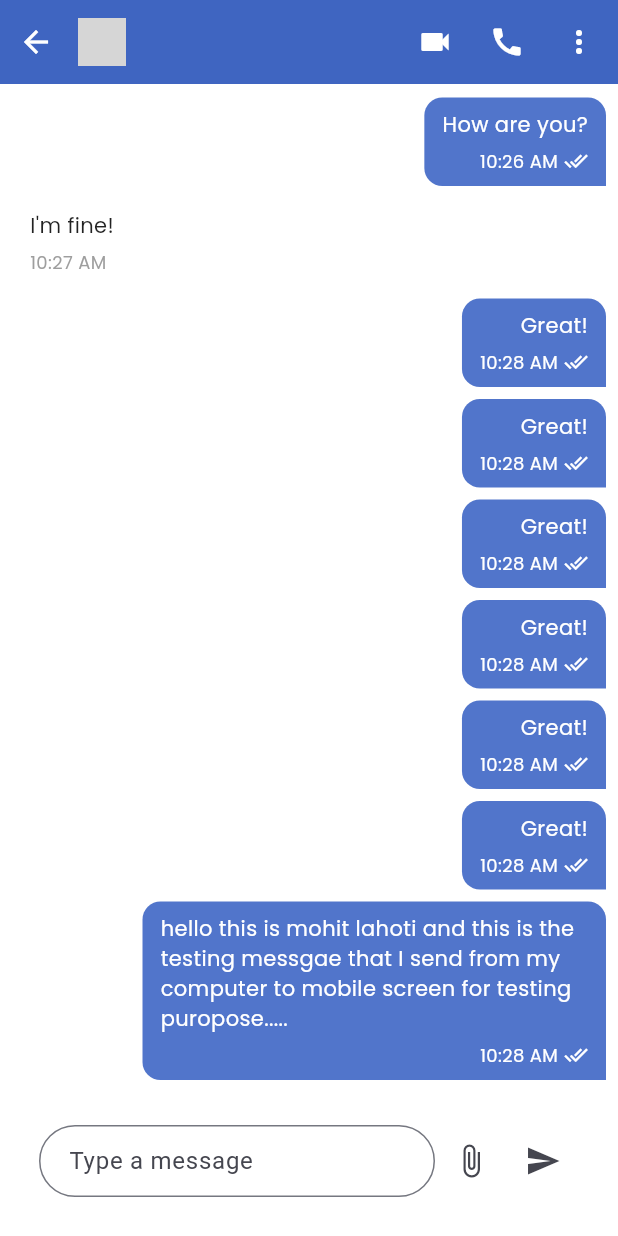
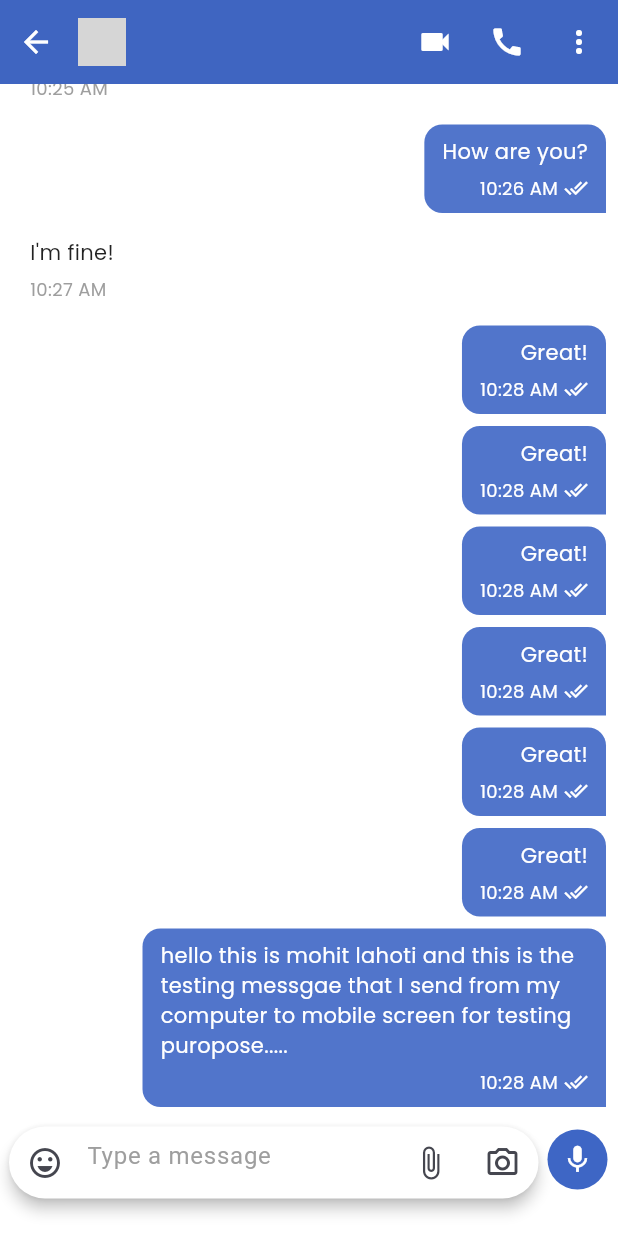
Before and after one commit to lahotimohit/tchat-frontend, a Flutter app: the ChatMainScreen screen opened directly with empty values, on a phone screen of 412 x 824 dp. Run offline on Flutter 3.47's test engine with Material 3 defaults, Android fonts, the phone set to English and light mode, and no system bars; our stand-ins replace flutter_carousel_widget, flutter_secure_storage, google_fonts, image_picker, lottie; missing offline and left inert: agora_uikit; accounts and stored records are empty; network calls fail; project files that could hold a hidden picture were left out; grey boxes are pictures that could not be loaded.

Commit message:
updating message input bar in chat section

```diff
--- a/lib/chats/screen/main.dart
+++ b/lib/chats/screen/main.dart
@@ -24,7 +24,8 @@ class ChatMainScreen extends StatefulWidget {
   }
 }
 
-class _ChatMainScreen extends State<ChatMainScreen> with WidgetsBindingObserver {
+class _ChatMainScreen extends State<ChatMainScreen>
+    with WidgetsBindingObserver {
   final ScrollController _scrollController = ScrollController();
   late String username;
   late String status;
@@ -49,10 +50,10 @@ class _ChatMainScreen extends State<ChatMainScreen> with WidgetsBindingObserver
     WidgetsBinding.instance.removeObserver(this);
     _scrollController.dispose();
     SystemChrome.setSystemUIOverlayStyle(const SystemUiOverlayStyle(
-    statusBarColor: Color.fromARGB(255, 62, 102, 197), // Primary color
-    statusBarBrightness: Brightness.dark,
-    statusBarIconBrightness: Brightness.light,
-  ));
+      statusBarColor: Color.fromARGB(255, 62, 102, 197), // Primary color
+      statusBarBrightness: Brightness.dark,
+      statusBarIconBrightness: Brightness.light,
+    ));
     super.dispose();
   }
 
@@ -109,7 +110,9 @@ class _ChatMainScreen extends State<ChatMainScreen> with WidgetsBindingObserver
               },
             ),
           ),
-          buildMessageInputField(context, _onNewMessage),
+          buildMessageInputField(
+            onNewMessage: _onNewMessage,
+          ),
         ],
       ),
     );
--- a/lib/chats/widgets/message_input.dart
+++ b/lib/chats/widgets/message_input.dart
@@ -50,42 +50,96 @@ void _openBottomSheet(context) {
   );
 }
 
-Widget buildMessageInputField(context, onNewMessage(String message)) {
-  TextEditingController messageController = new TextEditingController();
+class buildMessageInputField extends StatefulWidget {
+  const buildMessageInputField({super.key, required this.onNewMessage});
+  final Function(String) onNewMessage;
+  @override
+  State<buildMessageInputField> createState() => _buildMessageInputFieldState();
+}
+
+class _buildMessageInputFieldState extends State<buildMessageInputField> {
+  bool _hasFocus = false;
+
+  TextEditingController messageController = TextEditingController();
+
+  @override
+  Widget build(BuildContext context) {
     return Container(
-    color: Colors.white,
-    margin: const EdgeInsets.all(16),
-    child: Padding(
-      padding: const EdgeInsets.all(10.0),
+      height: 70,
+      margin: EdgeInsets.only(bottom: 12, left: 4),
       child: Row(
         children: [
-          Expanded(
-            child: TextField(
+          Container(
+            width: MediaQuery.of(context).size.width - 55,
+            child: Card(
+              color: Colors.white,
+              elevation: 4,
+              margin: const EdgeInsets.only(left: 2, right: 2, bottom: 4),
+              shape: const RoundedRectangleBorder(
+                  borderRadius: BorderRadius.all(Radius.circular(25))),
+              child: TextFormField(
                 controller: messageController,
+                maxLines: 5,
+                minLines: 1,
+                onChanged: (value) {
+                  value.isNotEmpty
+                      ? setState(() {
+                          _hasFocus = true;
+                        })
+                      : setState(() {
+                          _hasFocus = false;
+                        });
+                },
+                keyboardType: TextInputType.multiline,
                 decoration: InputDecoration(
-                hintText: 'Type a message',
-                border: OutlineInputBorder(
-                  borderRadius: BorderRadius.circular(30),
+                    hintText: "Type a message",
+                    hintStyle: const TextStyle(color: Colors.grey),
+                    border: InputBorder.none,
+                    prefixIcon: IconButton(
+                        onPressed: () {},
+                        icon: const Icon(Icons.emoji_emotions_outlined)),
+                    suffixIcon: Row(
+                      mainAxisSize: MainAxisSize.min,
+                      children: [
+                        IconButton(
+                          onPressed: () {
+                            _openBottomSheet(context);
+                          },
+                          icon: const Icon(Icons.attach_file),
                         ),
-                contentPadding: const EdgeInsets.symmetric(
-                  horizontal: 16,
-                  vertical: 12,
+                        IconButton(
+                          onPressed: () {},
+                          icon: const Icon(Icons.camera_alt_outlined),
+                        ),
+                      ],
+                    )),
               ),
             ),
           ),
+          Padding(
+            padding: const EdgeInsets.only(left: 4, bottom: 8, right: 2),
+            child: CircleAvatar(
+              backgroundColor: Theme.of(context).colorScheme.primary,
+              child: IconButton(
+                  onPressed: () {
+                    widget.onNewMessage(messageController.text);
+                    messageController.text = "";
+                  },
+                  icon: _hasFocus
+                      ? const Icon(
+                          Icons.send,
+                          color: Colors.white,
+                          size: 18,
+                        )
+                      : const Icon(
+                          Icons.mic,
+                          color: Colors.white,
+                          size: 22,
+                        )),
             ),
-          IconButton(
-            icon:const  Icon(Icons.attach_file),
-            onPressed: () => _openBottomSheet(context),
-          ),
-          IconButton(
-            icon: const Icon(Icons.send),
-            onPressed: () {
-              onNewMessage(messageController.text);
-            },
-          ),
+          )
         ],
-      ),
       ),
     );
   }
+}
--- a/lib/chats/widgets/messages.dart
+++ b/lib/chats/widgets/messages.dart
@@ -6,14 +6,17 @@ import "package:intl/intl.dart";
 Widget buildMessage(Message message, context) {
   final messageAlignment =
       message.isSent ? CrossAxisAlignment.end : CrossAxisAlignment.start;
-  final messageColor =
-      message.isSent ? Theme.of(context).colorScheme.primary.withOpacity(0.9) : Colors.white60;
+  final messageColor = message.isSent
+      ? Theme.of(context).colorScheme.primary.withOpacity(0.9)
+      : Colors.white60;
   final textColor = message.isSent ? Colors.white : Colors.black87;
   final borderRadius = BorderRadius.only(
     topLeft: const Radius.circular(12),
     topRight: const Radius.circular(12),
-    bottomLeft: message.isSent ? const Radius.circular(12) : const Radius.circular(0),
-    bottomRight: message.isSent ? const Radius.circular(0) : const Radius.circular(12),
+    bottomLeft:
+        message.isSent ? const Radius.circular(12) : const Radius.circular(0),
+    bottomRight:
+        message.isSent ? const Radius.circular(0) : const Radius.circular(12),
   );
 
   return Container(
@@ -53,13 +56,9 @@ Widget buildMessage(Message message, context) {
                   ),
                   if (message.isSent) ...[
                     const SizedBox(width: 4),
-                    Icon(
-                      message.isRead ? Icons.done_all : Icons.done,
-                      size: 16,
-                      color: message.isRead
-                          ? const Color.fromARGB(255, 255, 255, 255)
-                          : Colors.grey,
-                    ),
+                    Icon(message.isRead ? Icons.done_all : Icons.done,
+                        size: 16,
+                        color: const Color.fromARGB(255, 255, 255, 255)),
                   ],
                 ],
               ),
--- a/lib/main.dart
+++ b/lib/main.dart
@@ -1,20 +1,44 @@
 import 'package:flutter/material.dart';
+import 'package:tchat_frontend/home/screen/main.dart';
+import 'package:tchat_frontend/services/storage.dart';
 import 'package:tchat_frontend/splash_screen/screen/main.dart';
 
 void main() {
-  runApp(const MyApp());
+  runApp(MyApp());
 }
 
-class MyApp extends StatelessWidget {
-  const MyApp({super.key});
+class MyApp extends StatefulWidget {
+  MyApp({super.key});
+
+  @override
+  State<MyApp> createState() => _MyAppState();
+}
+
+class _MyAppState extends State<MyApp> {
+  final SecureStorage _storage = SecureStorage();
+  String? email;
+
+  @override
+  void initState() {
+    super.initState();
+    takingSecureEmail();
+  }
+
+  void takingSecureEmail() async {
+    String? fetchedEmail = await _storage.readData("email");
+    setState(() {
+      email = fetchedEmail;
+    });
+    print("email at initialisation is: ${email}");
+  }
 
   @override
   Widget build(BuildContext context) {
     final colorscheme = ColorScheme.fromSeed(
-    brightness: Brightness.light,
-    seedColor: const Color.fromARGB(255, 62, 102, 197),
-    primary: const Color.fromARGB(255, 62, 102, 197),
-    surface: Colors.white);
+        brightness: Brightness.light,
+        seedColor: const Color.fromARGB(255, 62, 102, 197),
+        primary: const Color.fromARGB(255, 62, 102, 197),
+        surface: Colors.white);
 
     return MaterialApp(
       title: 'Flutter Demo',
@@ -23,8 +47,8 @@ class MyApp extends StatelessWidget {
         scaffoldBackgroundColor: colorscheme.surface,
         useMaterial3: true,
       ),
-      home: const Scaffold(
-        body: SplashScreen(),
+      home: Scaffold(
+        body: email == null ? SplashScreen() : HomeMainScreen(),
       ),
     );
   }
--- a/pubspec.yaml
+++ b/pubspec.yaml
@@ -43,6 +43,7 @@ dependencies:
   agora_uikit: ^1.3.10
   permission_handler: ^11.3.1
   http: ^1.2.2
+  flutter_secure_storage: ^4.2.1
 
 dev_dependencies:
   flutter_test:
```
Also changed, not shown: lib/authentication/widgets/main.dart (+30 -10 lines), lib/home/widget/drawer.dart (+72 -19 lines), lib/home/widget/messages_tab.dart (+8 -2 lines), lib/services/storage.dart (added, +20 -0 lines), pubspec.lock, 2 other files. Lines whose indentation alone changed are shown as unchanged.
